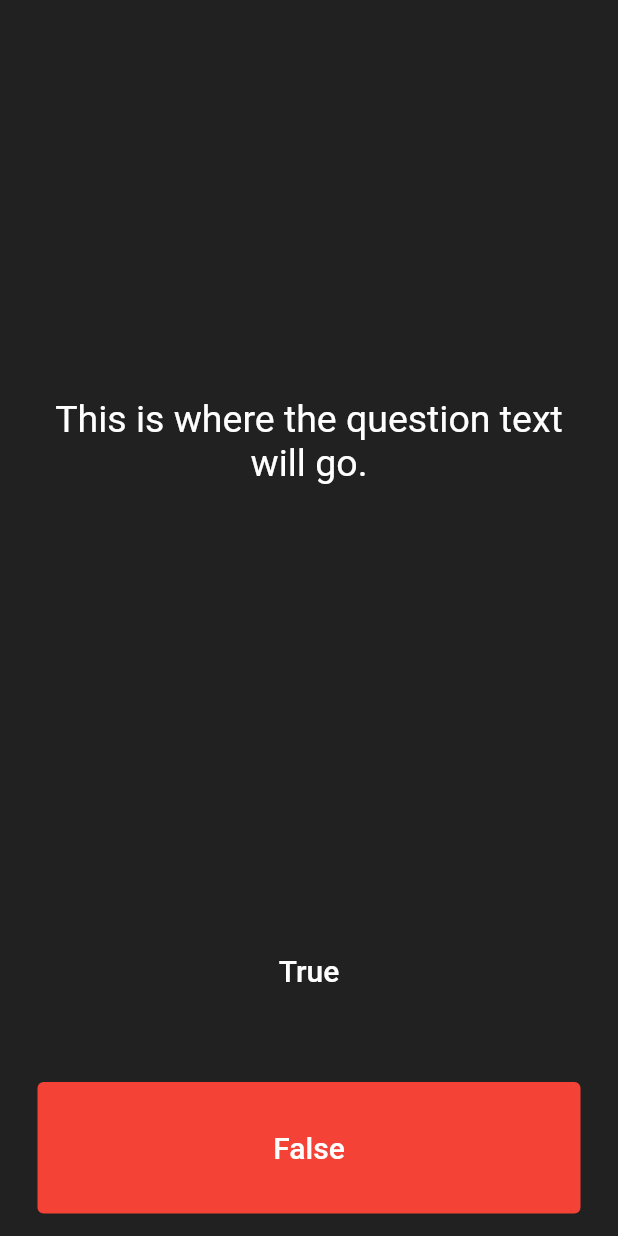
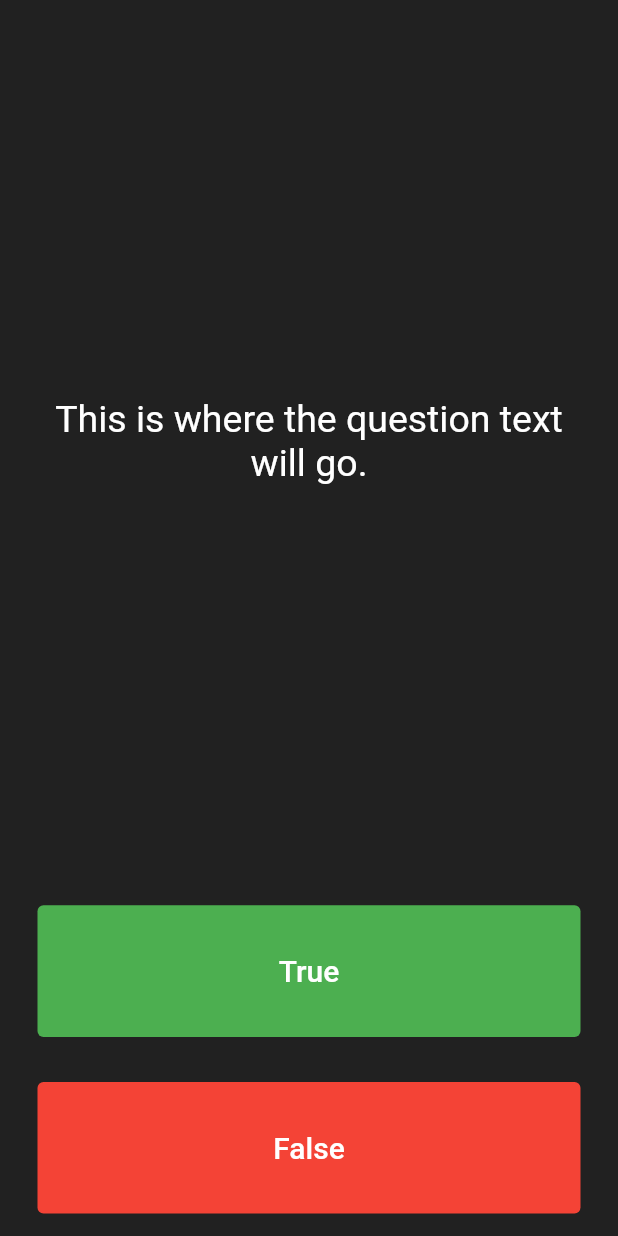
Before and after one commit to kavinsky-spy/quizz-flutter, a Flutter app: the screen it shows after launch, on a phone screen of 412 x 824 dp. Run offline on Flutter 3.47's test engine with Material 2 defaults, Android fonts, the phone set to English and light mode, and no system bars.

Commit message:
changes to work on 3.0

```diff
--- a/lib/main.dart
+++ b/lib/main.dart
@@ -10,7 +10,7 @@ class Quizzler extends StatelessWidget {
         backgroundColor: Colors.grey.shade900,
         body: SafeArea(
           child: Padding(
-            padding: EdgeInsets.symmetric(horizontal: 10.0),
+            padding: const EdgeInsets.symmetric(horizontal: 10.0),
             child: QuizPage(),
           ),
         ),
@@ -31,7 +31,7 @@ class _QuizPageState extends State<QuizPage> {
       mainAxisAlignment: MainAxisAlignment.spaceBetween,
       crossAxisAlignment: CrossAxisAlignment.stretch,
       children: <Widget>[
-        Expanded(
+        const Expanded(
           flex: 5,
           child: Padding(
             padding: EdgeInsets.all(10.0),
@@ -51,9 +51,9 @@ class _QuizPageState extends State<QuizPage> {
           child: Padding(
             padding: EdgeInsets.all(15.0),
             child: TextButton(
-              textColor: Colors.white,
-              color: Colors.green,
-              child: Text(
+              style: const ButtonStyle(
+                  backgroundColor: MaterialStatePropertyAll(Colors.green)),
+              child: const Text(
                 'True',
                 style: TextStyle(
                   color: Colors.white,
@@ -70,9 +70,9 @@ class _QuizPageState extends State<QuizPage> {
           child: Padding(
             padding: EdgeInsets.all(15.0),
             child: TextButton(
-              style: ButtonStyle(
-                  backgroundColor: MaterialStateProperty.all(Colors.red)),
-              child: Text(
+              style: const ButtonStyle(
+                  backgroundColor: MaterialStatePropertyAll(Colors.red)),
+              child: const Text(
                 'False',
                 style: TextStyle(
                   fontSize: 20.0,
```
